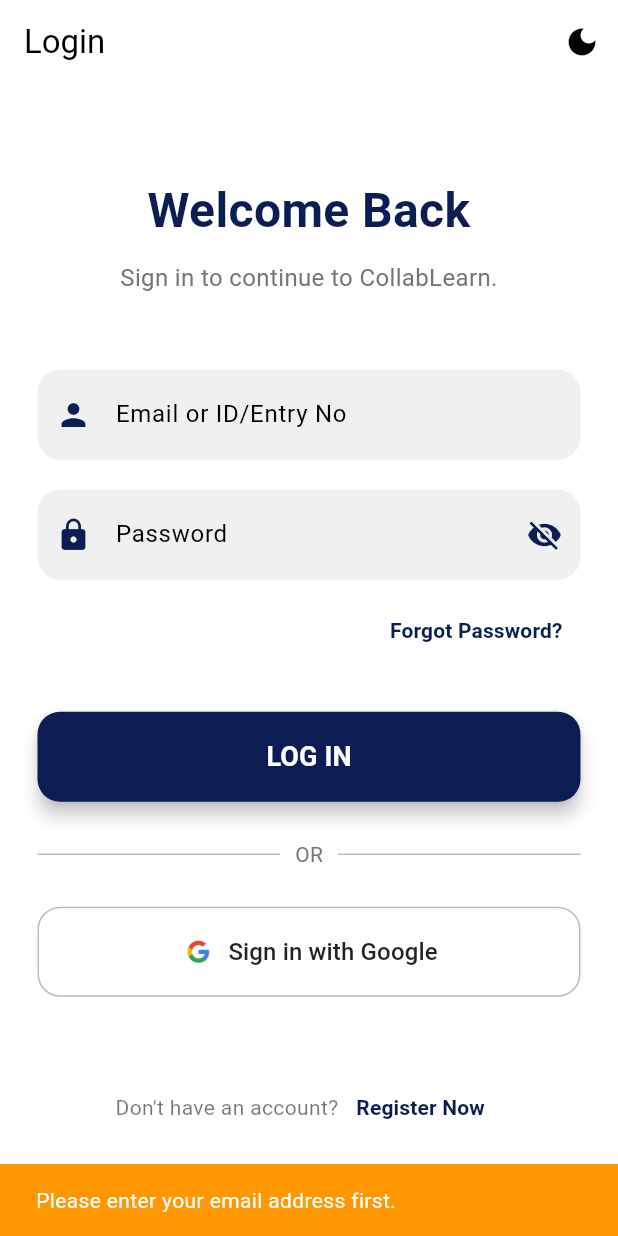
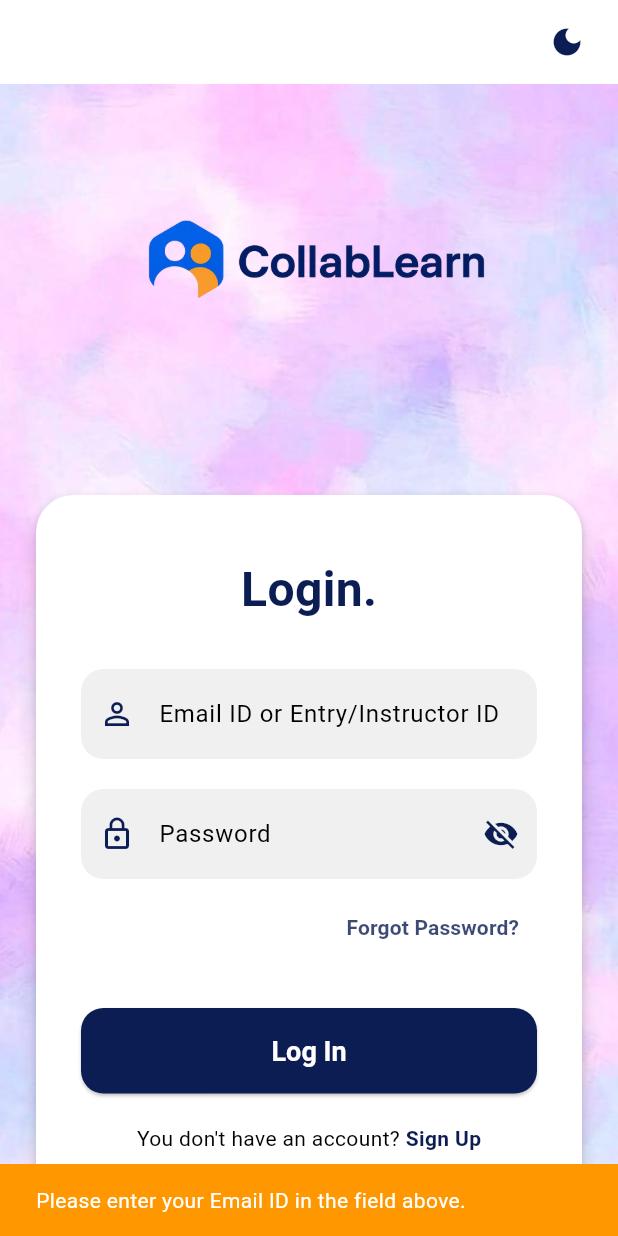
Before and after one commit to ProPaul25/CollabLearn, a Flutter app: the screen it shows after launch, after a tap on "Forgot Password?", on a phone screen of 412 x 824 dp. Run offline on Flutter 3.47's test engine with Material 3 defaults, Android fonts, the phone set to English and light mode, and no system bars; our stand-ins replace cloud_firestore, firebase_auth, firebase_core, google_sign_in, image_picker; accounts and stored records are empty.

Commit message:
Corrected login page design and also changed backend rule to see if the class creation is working

```diff
--- a/collablearn1/lib/login_page.dart
+++ b/collablearn1/lib/login_page.dart
@@ -34,14 +34,14 @@
     super.dispose();
   }
 
-  // --- EXISTING LOGIN FUNCTION ---
+  // --- FINAL, CORRECT LOGIN FUNCTION (Restored from Original) ---
   Future<void> _login() async {
     final loginIdentifier = _emailController.text.trim();
     final password = _passwordController.text.trim();
 
     if (loginIdentifier.isEmpty || password.isEmpty) {
       ScaffoldMessenger.of(context).showSnackBar(
-        const SnackBar(content: Text('Please enter your email and password.'), backgroundColor: Colors.red),
+        const SnackBar(content: Text('Please enter your credentials and password.'), backgroundColor: Colors.red),
       );
       return;
     }
@@ -49,23 +49,37 @@
     setState(() => _isLoading = true);
 
     try {
+      String emailToLogin;
+      final bool isEmail = loginIdentifier.contains('@');
+
+      if (isEmail) {
+        emailToLogin = loginIdentifier;
+      } else {
+        // Query the PUBLIC 'user_lookups' collection for ID/Entry No login
+        final lookupDoc = await FirebaseFirestore.instance
+            .collection('user_lookups')
+            .doc(loginIdentifier)
+            .get();
+
+        if (lookupDoc.exists) {
+          emailToLogin = lookupDoc.data()!['email'] as String;
+        } else {
+          // If no user was found, the credentials are invalid.
+          throw FirebaseAuthException(code: 'user-not-found');
+        }
+      }
+
       await FirebaseAuth.instance.signInWithEmailAndPassword(
-        email: loginIdentifier,
+        email: emailToLogin,
         password: password,
       );
 
-      if (mounted) {
-        // Navigation is automatically handled by AuthGate in main.dart
-        ScaffoldMessenger.of(context).showSnackBar(
-          const SnackBar(content: Text('Login successful!'), backgroundColor: Colors.green),
-        );
-      }
     } on FirebaseAuthException catch (e) {
       String message;
-      if (e.code == 'user-not-found' || e.code == 'wrong-password') {
-        message = 'Invalid email or password.';
+      if (e.code == 'user-not-found' || e.code == 'wrong-password' || e.code == 'invalid-credential' || e.code == 'invalid-email') {
+        message = 'Invalid credentials. Please check your details and try again.';
       } else {
-        message = e.message ?? 'An unknown error occurred.';
+        message = 'An unexpected error occurred. Please try again.';
       }
       if (mounted) {
         ScaffoldMessenger.of(context).showSnackBar(
@@ -75,11 +89,14 @@
     } catch (e) {
       if (mounted) {
         ScaffoldMessenger.of(context).showSnackBar(
-          SnackBar(content: Text('An unexpected error occurred: $e'), backgroundColor: Colors.red),
+          SnackBar(content: Text('Login failed: ${e.toString()}'), backgroundColor: Colors.red),
         );
       }
-    } finally {
+    }
+    finally {
+      if (mounted) {
         setState(() => _isLoading = false);
+      }
     }
   }
 
@@ -87,24 +104,39 @@
   Future<void> _resetPassword() async {
     final email = _emailController.text.trim();
 
-    if (email.isEmpty) {
+    // NOTE: For security, Firebase only sends a reset email if the input is a valid email format.
+    if (!email.contains('@') || email.isEmpty) {
       if (mounted) {
         ScaffoldMessenger.of(context).showSnackBar(
-          const SnackBar(content: Text('Please enter your email address first.'), backgroundColor: Colors.orange),
+          const SnackBar(content: Text('Please enter your Email ID in the field above.'), backgroundColor: Colors.orange),
         );
       }
       return;
     }
 
-    // Show a loading indicator in the email field area for feedback
     setState(() => _isLoading = true);
 
     try {
-      await FirebaseAuth.instance.sendPasswordResetEmail(email: email);
+      // If the user entered an Entry No/ID, we need to look up the corresponding email
+      String emailToReset = email;
+      if (!email.contains('@')) {
+        final lookupDoc = await FirebaseFirestore.instance
+            .collection('user_lookups')
+            .doc(email)
+            .get();
+        if (lookupDoc.exists) {
+          emailToReset = lookupDoc.data()!['email'] as String;
+        } else {
+          throw FirebaseAuthException(code: 'user-not-found');
+        }
+      }
+
+      await FirebaseAuth.instance.sendPasswordResetEmail(email: emailToReset);
+
       if (mounted) {
         ScaffoldMessenger.of(context).showSnackBar(
           SnackBar(
-            content: Text('Password reset link sent to $email!'),
+            content: Text('Password reset link sent to $emailToReset!'),
             backgroundColor: Colors.green
           ),
         );
@@ -112,9 +144,9 @@
     } on FirebaseAuthException catch (e) {
       String message;
       if (e.code == 'user-not-found') {
-        message = 'No user found with that email.';
+        message = 'No user found with that ID or email.';
       } else {
-        message = e.message ?? 'Failed to send reset email.';
+        message = e.message ?? 'Failed to send reset email. Please try again.';
       }
       if (mounted) {
         ScaffoldMessenger.of(context).showSnackBar(
@@ -128,208 +160,196 @@
         );
       }
     } finally {
+      if (mounted) {
         setState(() => _isLoading = false);
       }
     }
+  }
 
-  // --- EXISTING GOOGLE SIGN IN FUNCTION ---
+  // --- EXISTING GOOGLE SIGN IN FUNCTION (from Original) ---
   Future<void> _signInWithGoogle() async {
-    // ... (Your existing _signInWithGoogle logic) ...
-    // Since the full function isn't provided, I'll keep the placeholder.
+    setState(() => _isLoading = true);
+    try {
+      final GoogleSignInAccount? googleUser = await GoogleSignIn().signIn();
+      if (googleUser == null) {
+        setState(() => _isLoading = false);
+        return;
+      }
+      final GoogleSignInAuthentication googleAuth = await googleUser.authentication;
+      final OAuthCredential credential = GoogleAuthProvider.credential(accessToken: googleAuth.accessToken, idToken: googleAuth.idToken);
+      await FirebaseAuth.instance.signInWithCredential(credential);
+    } on FirebaseAuthException catch (e) {
+      if (mounted) {
+        ScaffoldMessenger.of(context).showSnackBar(SnackBar(content: Text('Error with Google Sign-in: ${e.message}'), backgroundColor: Colors.red));
+      }
+    } finally {
+      if (mounted) {
+        setState(() => _isLoading = false);
+      }
+    }
   }
 
   @override
   Widget build(BuildContext context) {
-    final isDark = widget.isDarkMode;
-    final primaryColor = Theme.of(context).colorScheme.primary;
+    const String backgroundImage = 'assets/background.jpg';
+    final isDark = Theme.of(context).brightness == Brightness.dark;
 
     return Scaffold(
+      resizeToAvoidBottomInset: false,
       appBar: AppBar(
-        title: const Text('Login'),
         backgroundColor: Colors.transparent,
         elevation: 0,
         actions: [
           IconButton(
-            icon: Icon(widget.isDarkMode ? Icons.light_mode : Icons.dark_mode),
+            icon: Icon(widget.isDarkMode ? Icons.light_mode : Icons.dark_mode, color: Theme.of(context).colorScheme.primary),
             onPressed: widget.onToggleTheme,
           ),
+          const SizedBox(width: 10),
         ],
       ),
-      body: Center(
+      body: Container(
+        decoration: BoxDecoration(
+          image: DecorationImage(
+            image: const AssetImage(backgroundImage),
+            fit: BoxFit.cover,
+            colorFilter: isDark ? ColorFilter.mode(Colors.black.withOpacity(0.6), BlendMode.darken) : null,
+          ),
+        ),
+        child: Center(
           child: SingleChildScrollView(
-          padding: const EdgeInsets.symmetric(horizontal: 25.0),
+            child: Padding(
+              padding: const EdgeInsets.all(20.0),
               child: Column(
                 mainAxisAlignment: MainAxisAlignment.center,
-            crossAxisAlignment: CrossAxisAlignment.stretch,
                 children: [
-              Text(
-                'Welcome Back',
-                style: TextStyle(
-                  fontSize: 32,
-                  fontWeight: FontWeight.bold,
-                  color: primaryColor,
-                ),
-                textAlign: TextAlign.center,
-              ),
-              const SizedBox(height: 10),
-              Text(
-                'Sign in to continue to CollabLearn.',
-                style: TextStyle(
-                  fontSize: 16,
-                  color: isDark ? Colors.grey.shade400 : Colors.grey.shade600,
-                ),
-                textAlign: TextAlign.center,
-              ),
+                  Image.asset('assets/logo.png', height: 200),
                   const SizedBox(height: 50),
-
-              // Email Field
+                  Card(
+                    color: isDark ? const Color(0xFF1C2239) : Colors.white,
+                    elevation: 5,
+                    shape: RoundedRectangleBorder(borderRadius: BorderRadius.circular(25)),
+                    child: Padding(
+                      padding: const EdgeInsets.symmetric(horizontal: 30.0, vertical: 40.0),
+                      child: Column(
+                        mainAxisSize: MainAxisSize.min,
+                        children: [
+                          Text('Login.', style: TextStyle(fontSize: 32, fontWeight: FontWeight.bold, color: Theme.of(context).colorScheme.primary)),
+                          const SizedBox(height: 30),
                           _buildTextField(
                             controller: _emailController,
-                hintText: 'Email or ID/Entry No',
-                prefixIcon: Icons.person,
+                            hintText: 'Email ID or Entry/Instructor ID', // Updated hint text
+                            prefixIcon: Icons.person_outline,
                             keyboardType: TextInputType.emailAddress,
                           ),
                           const SizedBox(height: 20),
+                          _buildPasswordField(context),
 
-              // Password Field
-              _buildPasswordTextField(
-                controller: _passwordController,
-                hintText: 'Password',
-              ),
-              const SizedBox(height: 10),
-
-              // --- NEW: FORGOT PASSWORD BUTTON ---
-              Align(
+                          // --- FORGOT PASSWORD BUTTON ---
+                          Padding(
+                            padding: const EdgeInsets.only(top: 8.0),
+                            child: Align(
                               alignment: Alignment.centerRight,
                               child: TextButton(
                                 onPressed: _isLoading ? null : _resetPassword,
-                  child: Text(
-                    'Forgot Password?',
-                    style: TextStyle(color: primaryColor, fontWeight: FontWeight.bold),
+                                child: Text('Forgot Password?', style: TextStyle(fontWeight: FontWeight.bold, color: Theme.of(context).colorScheme.primary.withOpacity(0.8))),
                               ),
                             ),
                           ),
                           const SizedBox(height: 30),
-              // --- END NEW ---
+                          // --- END FORGOT PASSWORD BUTTON ---
 
-              // Login Button
                           SizedBox(
-                height: 60,
+                            width: double.infinity,
                             child: ElevatedButton(
                               onPressed: _isLoading ? null : _login,
                               style: ElevatedButton.styleFrom(
-                    backgroundColor: primaryColor,
                                 foregroundColor: Colors.white,
+                                backgroundColor: Theme.of(context).colorScheme.primary,
+                                padding: const EdgeInsets.symmetric(vertical: 18),
                                 shape: RoundedRectangleBorder(borderRadius: BorderRadius.circular(15)),
-                    elevation: 5,
+                                textStyle: const TextStyle(fontSize: 18, fontWeight: FontWeight.bold),
                               ),
-                  child: _isLoading
-                      ? const CircularProgressIndicator(color: Colors.white)
-                      : const Text(
-                          'LOG IN',
-                          style: TextStyle(fontSize: 18, fontWeight: FontWeight.bold),
+                              child: _isLoading ? const CircularProgressIndicator(color: Colors.white) : const Text('Log In'),
                             ),
                           ),
-              ),
-              const SizedBox(height: 25),
-
-              // Divider or "Or" Text
-              Row(
-                children: [
-                  Expanded(child: Divider(color: Colors.grey.shade400)),
-                  Padding(
-                    padding: const EdgeInsets.symmetric(horizontal: 10.0),
-                    child: Text(
-                      'OR',
-                      style: TextStyle(color: Colors.grey.shade600),
-                    ),
-                  ),
-                  Expanded(child: Divider(color: Colors.grey.shade400)),
-                ],
-              ),
-              const SizedBox(height: 25),
-
-              // Google Sign-In Button (Placeholder)
-              // NOTE: If you need Google Sign-In implemented, ensure _signInWithGoogle
-              // and the required dependencies are set up.
-              SizedBox(
-                height: 60,
-                child: OutlinedButton.icon(
-                  onPressed: _isLoading ? null : () {
-                    // Placeholder action
-                    ScaffoldMessenger.of(context).showSnackBar(
-                      const SnackBar(content: Text('Google Sign-In not fully implemented.')),
-                    );
-                    // _signInWithGoogle();
-                  },
-                  icon: Image.asset('assets/google.png', height: 24.0), // Assuming you have a Google logo asset
-                  label: Text(
-                    'Sign in with Google',
-                    style: TextStyle(color: isDark ? Colors.white : Colors.black87, fontSize: 16),
-                  ),
-                  style: OutlinedButton.styleFrom(
-                    side: BorderSide(color: Colors.grey.shade400),
-                    shape: RoundedRectangleBorder(borderRadius: BorderRadius.circular(15)),
-                    padding: const EdgeInsets.symmetric(vertical: 15),
-                  ),
-                ),
-              ),
-              const SizedBox(height: 50),
-
-              // Register Link
+                          const SizedBox(height: 20),
                           Row(
                             mainAxisAlignment: MainAxisAlignment.center,
                             children: [
-                  Text(
-                    "Don't have an account?",
-                    style: TextStyle(color: isDark ? Colors.white70 : Colors.black54),
+                              Text("You don't have an account? ", style: TextStyle(color: Theme.of(context).textTheme.bodyMedium!.color)),
+                              GestureDetector(
+                                onTap: () {
+                                  Navigator.push(
+                                    context,
+                                    PageRouteBuilder(
+                                      pageBuilder: (context, animation, secondaryAnimation) => const RegisterPage(),
+                                      transitionsBuilder: (context, animation, secondaryAnimation, child) {
+                                        const begin = Offset(1.0, 0.0);
+                                        const end = Offset.zero;
+                                        const curve = Curves.ease;
+                                        var tween = Tween(begin: begin, end: end).chain(CurveTween(curve: curve));
+                                        return SlideTransition(position: animation.drive(tween), child: child);
+                                      },
                                     ),
-                  TextButton(
-                    onPressed: _isLoading ? null : () {
-                      Navigator.push(context, MaterialPageRoute(builder: (context) => const RegisterPage()));
+                                  );
                                 },
-                    child: Text(
-                      'Register Now',
-                      style: TextStyle(
-                        color: primaryColor,
-                        fontWeight: FontWeight.bold,
+                                child: Text('Sign Up', style: TextStyle(fontWeight: FontWeight.bold, color: Theme.of(context).colorScheme.primary)),
+                              ),
+                            ],
+                          ),
+                          const SizedBox(height: 20),
+                          Text('or sign in with', style: TextStyle(color: Theme.of(context).textTheme.bodyMedium!.color)),
+                          const SizedBox(height: 20),
+                          SizedBox(
+                            width: double.infinity,
+                            child: ElevatedButton(
+                              onPressed: _isLoading ? null : _signInWithGoogle,
+                              style: ElevatedButton.styleFrom(
+                                foregroundColor: Colors.black,
+                                backgroundColor: Colors.white,
+                                padding: const EdgeInsets.symmetric(vertical: 18),
+                                shape: RoundedRectangleBorder(borderRadius: BorderRadius.circular(15), side: const BorderSide(color: Colors.grey)),
+                              ),
+                              child: _isLoading
+                                  ? const Center(child: SizedBox(height: 20, width: 20, child: CircularProgressIndicator(color: Colors.black, strokeWidth: 2)))
+                                  : Row(
+                                      mainAxisAlignment: MainAxisAlignment.center,
+                                      children: [
+                                        Image.asset('assets/google.png', height: 24.0),
+                                        const SizedBox(width: 8.0),
+                                        const Text('Sign in with Google', style: TextStyle(fontSize: 16, fontWeight: FontWeight.bold)),
+                                      ],
                                     ),
                             ),
                           ),
                         ],
                       ),
+                    ),
+                  ),
                 ],
+              ),
+            ),
           ),
         ),
       ),
     );
   }
 
-  // Helper method for Password field
-  Widget _buildPasswordTextField({
-    required TextEditingController controller,
-    required String hintText,
-  }) {
+  Widget _buildPasswordField(BuildContext context) {
     final isDark = Theme.of(context).brightness == Brightness.dark;
     final primaryColor = Theme.of(context).colorScheme.primary;
 
     return Container(
-      decoration: BoxDecoration(
-        color: isDark ? const Color(0xFF2A314D) : const Color(0xFFF0F0F0),
-        borderRadius: BorderRadius.circular(15),
-      ),
+      decoration: BoxDecoration(color: isDark ? const Color(0xFF2A314D) : const Color(0xFFF0F0F0), borderRadius: BorderRadius.circular(15)),
       child: TextField(
-        controller: controller,
+        controller: _passwordController,
         obscureText: !_isPasswordVisible,
         decoration: InputDecoration(
-          hintText: hintText,
+          hintText: 'Password',
           contentPadding: const EdgeInsets.symmetric(vertical: 18),
-          prefixIcon: Icon(Icons.lock, color: primaryColor),
+          prefixIcon: Icon(Icons.lock_outline, color: primaryColor),
           suffixIcon: IconButton(
-            icon: Icon(
-              _isPasswordVisible ? Icons.visibility : Icons.visibility_off,
-              color: primaryColor,
-            ),
+            icon: Icon(_isPasswordVisible ? Icons.visibility : Icons.visibility_off, color: primaryColor),
             onPressed: () => setState(() => _isPasswordVisible = !_isPasswordVisible),
           ),
           border: InputBorder.none,
@@ -340,7 +360,6 @@
     );
   }
 
-  // Helper method for generic text field
   Widget _buildTextField({
     required TextEditingController controller,
     required String hintText,
@@ -351,10 +370,7 @@
     final primaryColor = Theme.of(context).colorScheme.primary;
 
     return Container(
-      decoration: BoxDecoration(
-        color: isDark ? const Color(0xFF2A314D) : const Color(0xFFF0F0F0),
-        borderRadius: BorderRadius.circular(15)
-      ),
+      decoration: BoxDecoration(color: isDark ? const Color(0xFF2A314D) : const Color(0xFFF0F0F0), borderRadius: BorderRadius.circular(15)),
       child: TextField(
         controller: controller,
         keyboardType: keyboardType,
```
Also changed, not shown: collablearn1/lib/join_class_page.dart (+22 -3 lines), collablearn1/lib/landing_page.dart (+38 -23 lines). Lines whose indentation alone changed are shown as unchanged.
